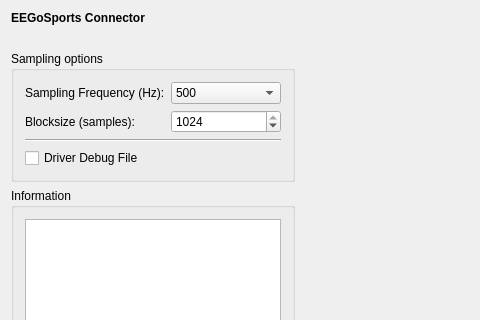
The window that applications/mne_scan/plugins/eegosports/FormFiles/eegosportssetup.ui (mne-tools/mne-cpp) describes before a commit, drawn with Qt 5; both pictures show x 0 to 480 and y 0 to 320 of the 713 by 645 pixel window.
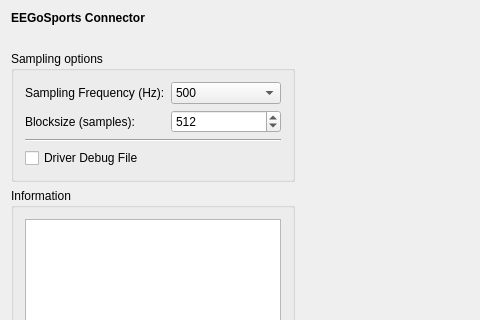
The same window after the commit.

```diff
--- a/applications/mne_scan/plugins/eegosports/FormFiles/eegosportssetup.ui
+++ b/applications/mne_scan/plugins/eegosports/FormFiles/eegosportssetup.ui
@@ -193,7 +193,7 @@
            <number>1024</number>
           </property>
           <property name="value">
-           <number>1024</number>
+           <number>512</number>
           </property>
          </widget>
         </item>
```
Left out of the diff: 88 changed lines with no effect on the pictures.
